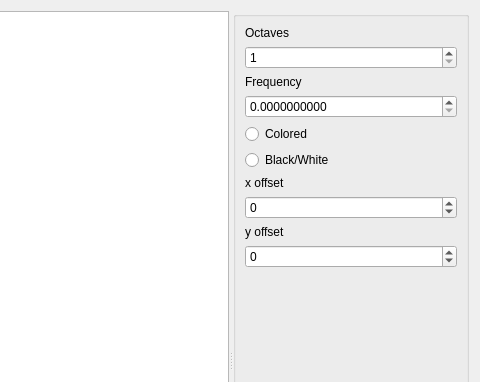
Above: src/ui/mainWidget.ui from qknight/libnoise-viewer before the change; both pictures show x 462 to 942 and y 0 to 382 of the 942 by 720 pixel window. Below: the same form after it.
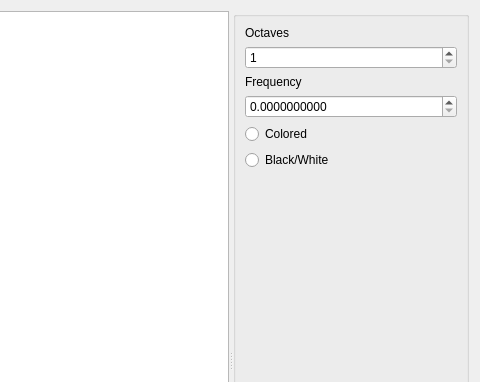
That is the form after the change. Custom widgets are drawn as their Qt base class.

Commit message: 2010-01-10  - removed unused gui controlls in mainWidget.ui  - moved this project to github.com  - inital cmake support added

```diff
--- a/src/ui/mainWidget.ui
+++ b/src/ui/mainWidget.ui
@@ -91,47 +91,7 @@
          </property>
         </widget>
        </item>
-       <item row="6" column="0" >
-        <widget class="QLabel" name="label_3" >
-         <property name="text" >
-          <string>x offset</string>
-         </property>
-        </widget>
-       </item>
-       <item row="7" column="0" >
-        <widget class="QSpinBox" name="xoffsetBox" >
-         <property name="minimum" >
-          <number>-999999999</number>
-         </property>
-         <property name="maximum" >
-          <number>999999999</number>
-         </property>
-         <property name="singleStep" >
-          <number>1</number>
-         </property>
-        </widget>
-       </item>
-       <item row="8" column="0" >
-        <widget class="QLabel" name="label_4" >
-         <property name="text" >
-          <string>y offset</string>
-         </property>
-        </widget>
-       </item>
-       <item row="9" column="0" >
-        <widget class="QSpinBox" name="yoffsetBox" >
-         <property name="minimum" >
-          <number>-999999999</number>
-         </property>
-         <property name="maximum" >
-          <number>999999999</number>
-         </property>
-         <property name="singleStep" >
-          <number>1</number>
-         </property>
-        </widget>
-       </item>
-       <item row="10" column="0" >
+       <item row="6" column="0">
         <spacer>
          <property name="orientation" >
           <enum>Qt::Vertical</enum>
@@ -144,8 +104,8 @@
          </property>
         </spacer>
        </item>
-       <item row="11" column="0" >
-        <layout class="QHBoxLayout" >
+       <item row="7" column="0">
+        <layout class="QHBoxLayout">
          <item>
           <widget class="QLabel" name="label_5" >
            <property name="text" >
```
Left out of the diff: 89 changed lines with no effect on the pictures. The commit also changes 6 other files.
